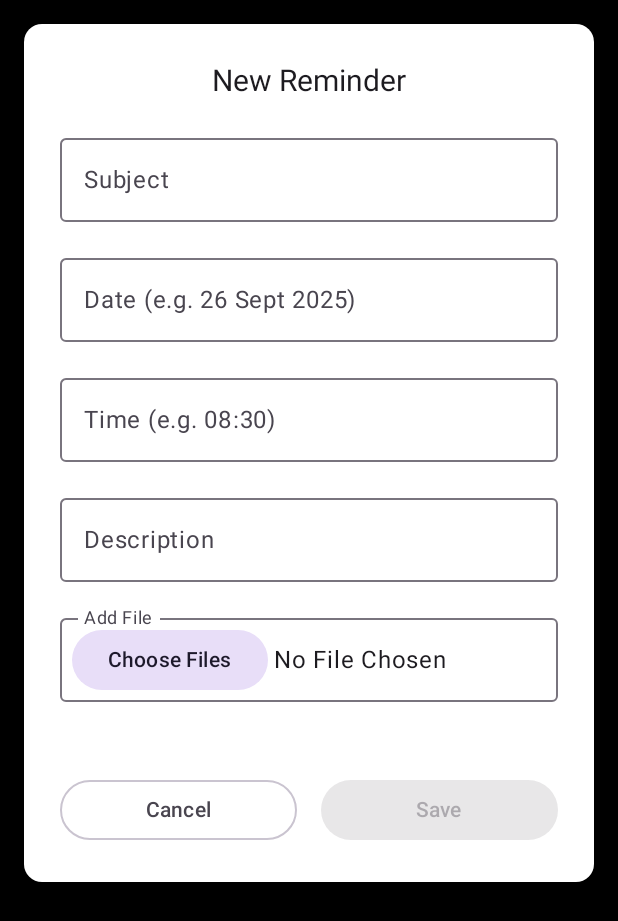
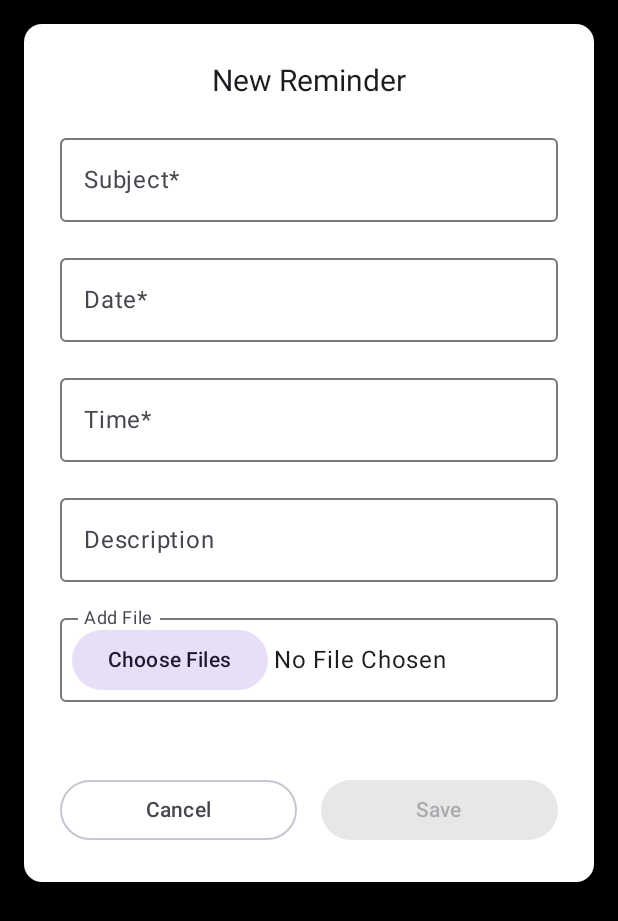
Before and after one commit to aaufarhan/kulnote, an Android app built with Jetpack Compose: the composable AddReminderForm shown on its own in the app's theme, on a phone screen of 412 x 824 dp. Shown: the top 921 px of the screen. Run offline under Robolectric (Android 15) with nearby library versions, the phone set to English and light mode, and no system bars.

Commit message:
done progress 2

```diff
--- a/app/src/main/java/com/example/kulnote/ui/screen/reminder/AddReminderForm.kt
+++ b/app/src/main/java/com/example/kulnote/ui/screen/reminder/AddReminderForm.kt
@@ -86,7 +86,7 @@ fun AddReminderForm(
             OutlinedTextField(
                 value = subject,
                 onValueChange = { subject = it },
-                label = { Text("Subject") },
+                label = { Text("Subject*") },
                 singleLine = true,
                 modifier = Modifier.fillMaxWidth()
             )
@@ -94,7 +94,7 @@ fun AddReminderForm(
             OutlinedTextField(
                 value = date,
                 onValueChange = { date = it },
-                label = { Text("Date (e.g. 26 Sept 2025)") },
+                label = { Text("Date*") },
                 singleLine = true,
                 modifier = Modifier.fillMaxWidth()
             )
@@ -105,7 +105,7 @@ fun AddReminderForm(
                     val filtered = newValue.filter { it.isDigit() }.take(4)
                     time = filtered
                 },
-                label = { Text("Time (e.g. 08:30)") },
+                label = { Text("Time*") },
                 singleLine = true,
                 keyboardOptions = KeyboardOptions(keyboardType = KeyboardType.Number),
                 visualTransformation = TimeVisualTransformation(),
```
